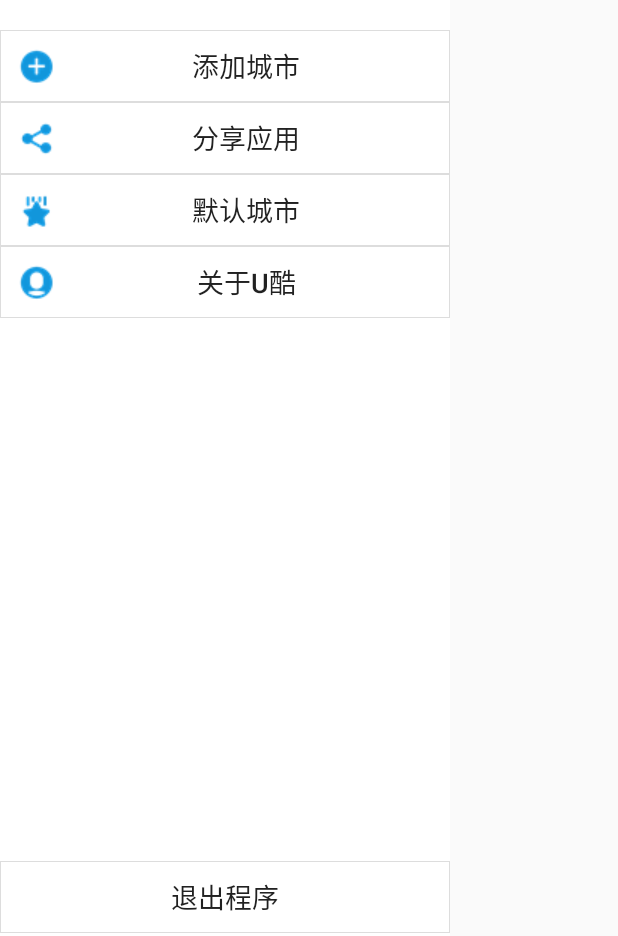
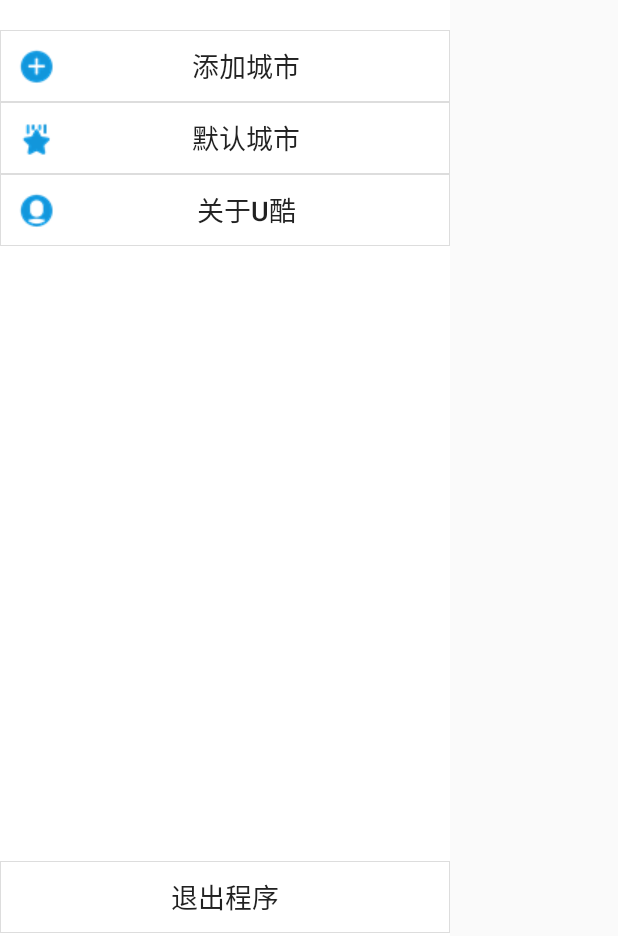
Before and after one commit to XiGuangKai/YouCoolWeather, an Android app: the fragment MainFragment shown on its own in the app's theme, on a phone screen of 412 x 824 dp, the part 300-1236 px from its top. Run offline under Robolectric (Android 15) with nearby library versions, the phone set to English and light mode, and no system bars; our stand-ins replace CircleImageView.

Commit message:
[20170918]Feature--删除分享APP功能

```diff
--- a/app/src/main/java/com/europecoolweather/Fragment/MainFragment.java
+++ b/app/src/main/java/com/europecoolweather/Fragment/MainFragment.java
@@ -14,7 +14,6 @@ import android.widget.Button;
 import com.europecoolweather.R;
 import com.europecoolweather.activity.AboutMeActivity;
 import com.europecoolweather.activity.CityManagerActivity;
-import com.europecoolweather.activity.ShareAppActivity;
 import com.europecoolweather.activity.WeatherShowActivity;
 import com.europecoolweather.util.DebugLog;
 import com.europecoolweather.util.UtilityClass;
@@ -31,9 +30,6 @@ public class MainFragment extends Fragment implements View.OnClickListener{
 
     //城市管理
     private Button btnCityManager;
-
-    //分享APP
-    private Button btnShareApp;
 
     //关于作者
     private Button btnAboutAuthor;
@@ -55,7 +51,6 @@ public class MainFragment extends Fragment implements View.OnClickListener{
         // Inflate the layout for this fragment
         View view = inflater.inflate(R.layout.fragment_main, container, false);
         btnCityManager = (Button)view.findViewById(R.id.btn_city_manager);
-        btnShareApp = (Button)view.findViewById(R.id.btn_share_app);
         btnAboutAuthor = (Button)view.findViewById(R.id.btn_about_author);
         btnShowDefaultCity = (Button)view.findViewById(R.id.btn_show_default_city);
         btnExitApp = (Button)view.findViewById(R.id.btn_exit_app);
@@ -67,8 +62,6 @@ public class MainFragment extends Fragment implements View.OnClickListener{
     public void onActivityCreated(Bundle savedInstanceState) {
         super.onActivityCreated(savedInstanceState);
         btnCityManager.setOnClickListener(this);
-        //btnChangeBg.setOnClickListener(this);
-        btnShareApp.setOnClickListener(this);
         btnAboutAuthor.setOnClickListener(this);
         btnShowDefaultCity.setOnClickListener(this);
         btnExitApp.setOnClickListener(this);
@@ -86,15 +79,6 @@ public class MainFragment extends Fragment implements View.OnClickListener{
                 //启动activity增加城市
                 Intent addCityIntent =  new Intent(getActivity(), CityManagerActivity.class);
                 startActivity(addCityIntent);
-                break;
-            case R.id.btn_share_app:
-                DebugLog.d(TAG,"click share app button");
-
-                //关闭drawer
-                closeLeftDrawerLayout();
-
-                //分享APP
-                ShareAppActivity.shareApp(getActivity());
                 break;
             case R.id.btn_about_author:
                 DebugLog.d(TAG,"click exit about me button");
--- a/app/src/main/res/drawable/drawerlayout_share_app_bg.xml
+++ /dev/null
@@ -1,7 +0,0 @@
-<?xml version="1.0" encoding="utf-8"?>
-<selector xmlns:android="http://schemas.android.com/apk/res/android" >
-    <item android:state_pressed="true"
-        android:drawable="@drawable/pressed_ic_share_app"></item>
-    <item android:drawable="@drawable/ic_share_app"></item>
-
-</selector>
--- a/app/src/main/res/layout/fragment_main.xml
+++ b/app/src/main/res/layout/fragment_main.xml
@@ -53,22 +53,10 @@
         android:textSize="18sp" />
 
     <Button
-        android:id="@+id/btn_share_app"
+        android:id="@+id/btn_show_default_city"
         android:layout_width="match_parent"
         android:layout_height="wrap_content"
         android:layout_below="@id/btn_city_manager"
-        android:background="@drawable/drawerlayout_bt_bg"
-        android:drawableLeft="@drawable/drawerlayout_share_app_bg"
-        android:gravity="center"
-        android:padding="10dp"
-        android:text="@string/tv_share_app"
-        android:textSize="18sp" />
-
-    <Button
-        android:id="@+id/btn_show_default_city"
-        android:layout_width="match_parent"
-        android:layout_height="wrap_content"
-        android:layout_below="@id/btn_share_app"
         android:background="@drawable/drawerlayout_bt_bg"
         android:drawableLeft="@drawable/drawerlayout_default_city_bg"
         android:gravity="center"
--- a/app/src/main/res/values/strings.xml
+++ b/app/src/main/res/values/strings.xml
@@ -40,11 +40,6 @@
     <string name="dialog_delete_city_message">此操作会将所有目前管理的城市清除，返回天气界面后将使用定位功能重新获取天气。
         是否确认删除所有城市</string>
     <string name="toast_internet_no_useful_to_get_city">未检测到可用网络，无法获取城市信息，请检查网络连接状态</string>
-
-    <!--ShareAppActivity-->
-    <string name="share_app_content">我发现了一款简约好用的APP "U酷天气"，欢迎关注作者的博客 http://blog.csdn.net/xiaoxiangyuhai?viewmode=list</string>
-    <string name="share_app_failed">分享信息失败</string>
-    <string name="toast_internet_no_useful_for_share_app">未检测到可用网络，无法分享APP信息，请检查网络连接状态</string>
 
     <!--ShowCitiesActivity-->
     <string name="tv_title_select_city">请选择城市</string>
```
Also changed, not shown: app/src/main/java/com/europecoolweather/activity/ShareAppActivity.java (deleted, +0 -101 lines), app/src/main/res/drawable/ic_share_app.png (deleted), app/src/main/res/drawable/pressed_ic_share_app.png (deleted).
